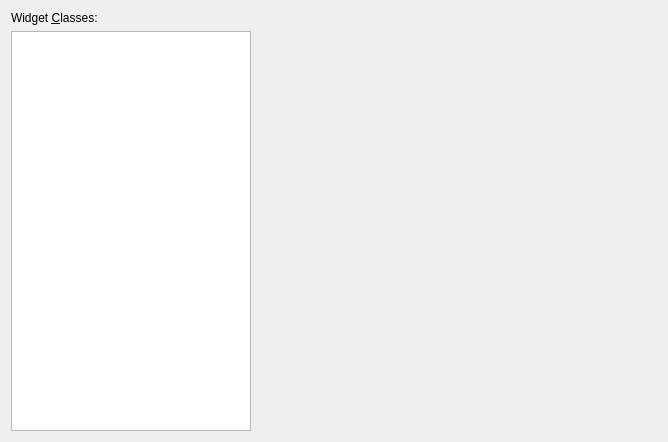
Before: the Qt Designer form src/plugins/qt4projectmanager/customwidgetwizard/customwidgetwidgetswizardpage.ui in qt-creator/qt-creator, drawn with Qt 5.
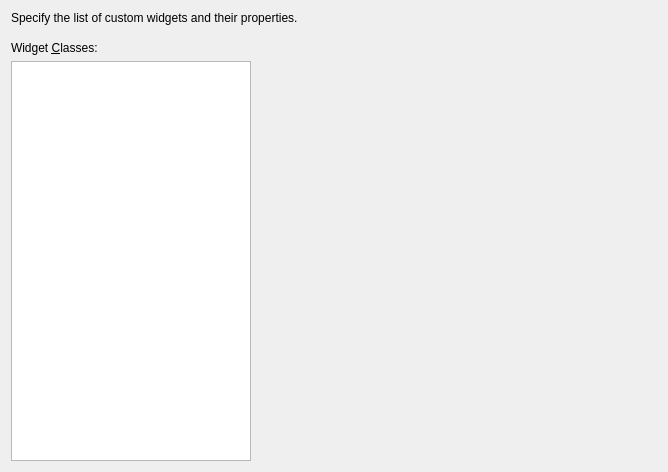
After: the same form once the commit is applied. Custom widgets are drawn as their Qt base class.

Commit message: Polished the project manager, wizard titles, compiler warnings.

What changed in the file:
```diff
--- a/src/plugins/qt4projectmanager/customwidgetwizard/customwidgetwidgetswizardpage.ui
+++ b/src/plugins/qt4projectmanager/customwidgetwizard/customwidgetwidgetswizardpage.ui
@@ -7,14 +7,17 @@
     <x>0</x>
     <y>0</y>
     <width>668</width>
-    <height>430</height>
+    <height>454</height>
    </rect>
   </property>
   <property name="windowTitle">
    <string>Custom Qt Widget Wizard</string>
   </property>
+  <property name="title">
+   <string>Custom Widget List</string>
+  </property>
   <layout class="QGridLayout" name="gridLayout">
-   <item row="0" column="0">
+   <item row="2" column="0">
     <widget class="QLabel" name="label">
      <property name="text">
       <string>Widget &amp;Classes:</string>
@@ -24,7 +27,7 @@
      </property>
     </widget>
    </item>
-   <item row="0" column="1" rowspan="2">
+   <item row="2" column="1" rowspan="2">
     <widget class="QWidget" name="tabStackWidget" native="true">
      <property name="minimumSize">
       <size>
@@ -34,7 +37,7 @@
      </property>
     </widget>
    </item>
-   <item row="1" column="0">
+   <item row="3" column="0">
     <widget class="Qt4ProjectManager::Internal::ClassList" name="classList">
      <property name="minimumSize">
       <size>
@@ -44,6 +47,29 @@
      </property>
     </widget>
    </item>
+   <item row="0" column="0" colspan="2">
+    <widget class="QLabel" name="subTitleLabel">
+     <property name="text">
+      <string>Specify the list of custom widgets and their properties.</string>
+     </property>
+    </widget>
+   </item>
+   <item row="1" column="0">
+    <spacer name="titleSpacer">
+     <property name="orientation">
+      <enum>Qt::Vertical</enum>
+     </property>
+     <property name="sizeType">
+      <enum>QSizePolicy::Fixed</enum>
+     </property>
+     <property name="sizeHint" stdset="0">
+      <size>
+       <width>0</width>
+       <height>10</height>
+      </size>
+     </property>
+    </spacer>
+   </item>
   </layout>
  </widget>
  <customwidgets>
```
The commit also changes 2 other files.
